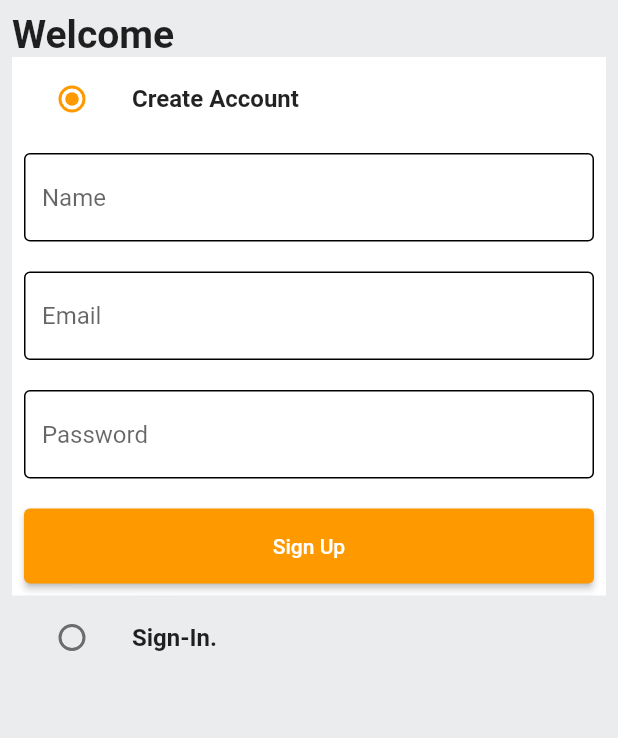
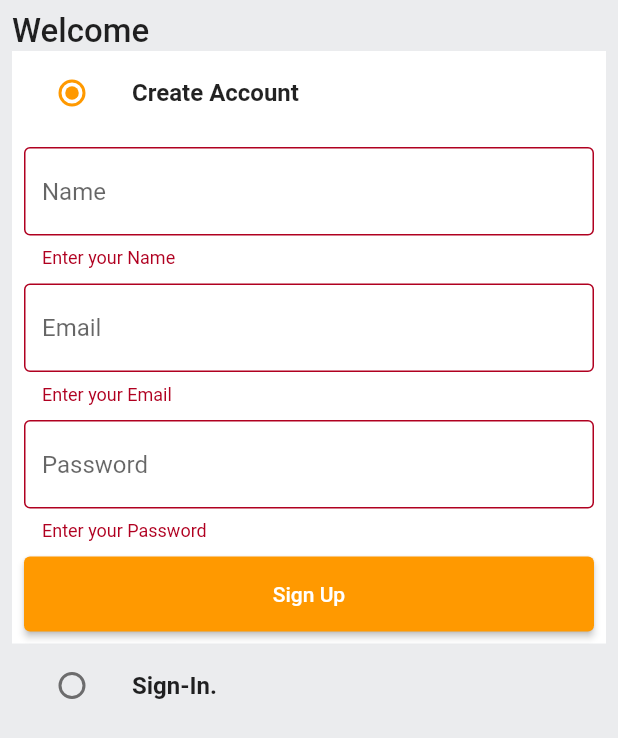
Before and after one commit to Aashutosh17/AmazonClone---Flutter, a Flutter app: the screen it shows after launch, after a tap on "Sign Up", on a phone screen of 412 x 824 dp. Shown: the top 738 px of the screen. Run offline on Flutter 3.47's test engine with Material 2 defaults, Android fonts, the phone set to English and light mode, and no system bars; our stand-ins replace shared_preferences.

Commit message:
Signing up user completed

```diff
--- a/amazonclone/lib/common/custom_textfield.dart
+++ b/amazonclone/lib/common/custom_textfield.dart
@@ -3,24 +3,34 @@ import 'package:flutter/material.dart';
 class CustomTextField extends StatelessWidget {
   final TextEditingController controller;
   final String hintText;
-  const CustomTextField({super.key,required this.controller, required this.hintText});
+  final int maxLines;
+  const CustomTextField({
+    Key? key,
+    required this.controller,
+    required this.hintText,
+    this.maxLines = 1,
+  }) : super(key: key);
 
   @override
   Widget build(BuildContext context) {
     return TextFormField(
       controller: controller,
-      decoration:  InputDecoration(
-        hintText:hintText ,
-        border: const OutlineInputBorder(
-          borderSide: BorderSide(
-            color: Colors.black)
-            ),
-        enabledBorder: const OutlineInputBorder(
-          borderSide: BorderSide(
-            color: Colors.black
-            )
-            ),
-      ),
+      decoration: InputDecoration(
+          hintText: hintText,
+          border: const OutlineInputBorder(
+              borderSide: BorderSide(
+            color: Colors.black38,
+          )),
+          enabledBorder: const OutlineInputBorder(
+              borderSide: BorderSide(
+            color: Colors.black38,
+          ))),
+      validator: (val) {
+        if (val == null || val.isEmpty) {
+          return 'Enter your $hintText';
+        }
+        return null;
+      },
     );
   }
 }
--- a/amazonclone/lib/features/auth/auth_screen.dart
+++ /dev/null
@@ -1,157 +0,0 @@
-import 'package:amazonclone/common/custom_button.dart';
-import 'package:amazonclone/common/custom_textfield.dart';
-import 'package:amazonclone/constants/global_variables.dart';
-import 'package:flutter/material.dart';
-
-enum Auth {
-  signin,
-  signup,
-}
-
-class AuthScreen extends StatefulWidget {
-  static const String routeName = '/auth-screen';
-  const AuthScreen({super.key});
-
-  @override
-  State<AuthScreen> createState() => _AuthScreenState();
-}
-
-class _AuthScreenState extends State<AuthScreen> {
-  Auth _auth = Auth.signup;
-  final _signUpFormKey = GlobalKey<FormState>();
-  final _signInFormKey = GlobalKey<FormState>();
-
-  final TextEditingController _emailcontroller = TextEditingController();
-  final TextEditingController _passwordcontroller = TextEditingController();
-  final TextEditingController _namecontroller = TextEditingController();
-
-  @override
-  void dispose() {
-    super.dispose();
-    _emailcontroller.dispose();
-    _passwordcontroller.dispose();
-    _namecontroller.dispose();
-  }
-
-  @override
-  Widget build(BuildContext context) {
-    return Scaffold(
-      backgroundColor: GlobalVariables.greyBackgroundCOlor,
-      body: SafeArea(
-          child: Padding(
-        padding: const EdgeInsets.all(8.0),
-        child: Column(
-          crossAxisAlignment: CrossAxisAlignment.start,
-          children: [
-            const Text(
-              'Welcome',
-              style: TextStyle(fontSize: 26, fontWeight: FontWeight.bold),
-            ),
-            ListTile(
-              tileColor: _auth == Auth.signup
-                  ? GlobalVariables.backgroundColor
-                  : GlobalVariables.greyBackgroundCOlor,
-              title: const Text(
-                'Create Account',
-                style: TextStyle(fontWeight: FontWeight.bold),
-              ),
-              leading: Radio(
-                activeColor: GlobalVariables.secondaryColor,
-                value: Auth.signup,
-                groupValue: _auth,
-                onChanged: (Auth? val) {
-                  setState(() {
-                    _auth = val!;
-                  });
-                },
-              ),
-            ),
-            if (_auth == Auth.signup)
-              Container(
-                padding: const EdgeInsets.all(8),
-                color: GlobalVariables.backgroundColor,
-                child: Form(
-                  key: _signUpFormKey,
-                  child: Column(
-                    children: [
-                      CustomTextField(
-                        controller: _namecontroller,
-                        hintText: 'Name',
-                      ),
-                      const SizedBox(
-                        height: 20,
-                      ),
-                      CustomTextField(
-                        controller: _emailcontroller,
-                        hintText: 'Email',
-                      ),
-                      const SizedBox(
-                        height: 20,
-                      ),
-                      CustomTextField(
-                        controller: _passwordcontroller,
-                        hintText: 'Password',
-                      ),
-                      const SizedBox(
-                        height: 20,
-                      ),
-                      CustomButton(text: 'Sign Up', onTap: () {})
-                    ],
-                  ),
-                ),
-              ),
-            ListTile(
-               tileColor: _auth == Auth.signin
-                  ? GlobalVariables.backgroundColor
-                  : GlobalVariables.greyBackgroundCOlor,
-              title: const Text(
-                'Sign-In.',
-                style: TextStyle(fontWeight: FontWeight.bold),
-              ),
-              leading: Radio(
-                activeColor: GlobalVariables.secondaryColor,
-                value: Auth.signin,
-                groupValue: _auth,
-                onChanged: (Auth? val) {
-                  setState(() {
-                    _auth = val!;
-                  });
-                },
-              ),
-            ),
-            if (_auth == Auth.signin)
-            Container(
-                padding: const EdgeInsets.all(8),
-                color: GlobalVariables.backgroundColor,
-                child: Form(
-                  key: _signUpFormKey,
-                  child: Column(
-                    children: [
-                      const SizedBox(
-                        height: 20,
-                      ),
-                      CustomTextField(
-                        controller: _emailcontroller,
-                        hintText: 'Email',
-                      ),
-                      const SizedBox(
-                        height: 20,
-                      ),
-                      CustomTextField(
-                        controller: _passwordcontroller,
-                        hintText: 'Password',
-                      ),
-                      const SizedBox(
-                        height: 20,
-                      ),
-                      CustomButton(text: 'Sign In', onTap: () {})
-                    ],
-                  ),
-                ),
-              ),
-          ],
-        ),
-      )),
-    );
-  }
-}
--- /dev/null
+++ b/amazonclone/lib/features/auth/screens/auth_screen.dart
@@ -0,0 +1,172 @@
+import 'package:amazonclone/common/custom_button.dart';
+import 'package:amazonclone/common/custom_textfield.dart';
+import 'package:amazonclone/constants/global_variables.dart';
+import 'package:flutter/material.dart';
+import '../services/auth_service.dart';
+
+enum Auth {
+  signin,
+  signup,
+}
+
+class AuthScreen extends StatefulWidget {
+  static const String routeName = '/auth-screen';
+  const AuthScreen({Key? key}) : super(key: key);
+
+  @override
+  State<AuthScreen> createState() => _AuthScreenState();
+}
+
+class _AuthScreenState extends State<AuthScreen> {
+  Auth _auth = Auth.signup;
+  final _signUpFormKey = GlobalKey<FormState>();
+  final _signInFormKey = GlobalKey<FormState>();
+  final AuthService authService = AuthService();
+  final TextEditingController _emailController = TextEditingController();
+  final TextEditingController _passwordController = TextEditingController();
+  final TextEditingController _nameController = TextEditingController();
+
+  @override
+  void dispose() {
+    super.dispose();
+    _emailController.dispose();
+    _passwordController.dispose();
+    _nameController.dispose();
+  }
+
+  void signUpUser() {
+    authService.signUpUser(
+      context: context,
+      email: _emailController.text,
+      password: _passwordController.text,
+      name: _nameController.text,
+    );
+  }
+
+  @override
+  Widget build(BuildContext context) {
+    return Scaffold(
+      backgroundColor: GlobalVariables.greyBackgroundCOlor,
+      body: SafeArea(
+        child: Padding(
+          padding: const EdgeInsets.all(8.0),
+          child: Column(
+            crossAxisAlignment: CrossAxisAlignment.start,
+            children: [
+              const Text(
+                'Welcome',
+                style: TextStyle(
+                  fontSize: 22,
+                  fontWeight: FontWeight.w500,
+                ),
+              ),
+              ListTile(
+                tileColor: _auth == Auth.signup
+                    ? GlobalVariables.backgroundColor
+                    : GlobalVariables.greyBackgroundCOlor,
+                title: const Text(
+                  'Create Account',
+                  style: TextStyle(
+                    fontWeight: FontWeight.bold,
+                  ),
+                ),
+                leading: Radio(
+                  activeColor: GlobalVariables.secondaryColor,
+                  value: Auth.signup,
+                  groupValue: _auth,
+                  onChanged: (Auth? val) {
+                    setState(() {
+                      _auth = val!;
+                    });
+                  },
+                ),
+              ),
+              if (_auth == Auth.signup)
+                Container(
+                  padding: const EdgeInsets.all(8),
+                  color: GlobalVariables.backgroundColor,
+                  child: Form(
+                    key: _signUpFormKey,
+                    child: Column(
+                      children: [
+                        CustomTextField(
+                          controller: _nameController,
+                          hintText: 'Name',
+                        ),
+                        const SizedBox(height: 10),
+                        CustomTextField(
+                          controller: _emailController,
+                          hintText: 'Email',
+                        ),
+                        const SizedBox(height: 10),
+                        CustomTextField(
+                          controller: _passwordController,
+                          hintText: 'Password',
+                        ),
+                        const SizedBox(height: 10),
+                        CustomButton(
+                          text: 'Sign Up',
+                          onTap: () {
+                            if (_signUpFormKey.currentState!.validate()) {
+                              signUpUser();
+                            }
+                          },
+                        )
+                      ],
+                    ),
+                  ),
+                ),
+              ListTile(
+                tileColor: _auth == Auth.signin
+                    ? GlobalVariables.backgroundColor
+                    : GlobalVariables.greyBackgroundCOlor,
+                title: const Text(
+                  'Sign-In.',
+                  style: TextStyle(
+                    fontWeight: FontWeight.bold,
+                  ),
+                ),
+                leading: Radio(
+                  activeColor: GlobalVariables.secondaryColor,
+                  value: Auth.signin,
+                  groupValue: _auth,
+                  onChanged: (Auth? val) {
+                    setState(() {
+                      _auth = val!;
+                    });
+                  },
+                ),
+              ),
+              if (_auth == Auth.signin)
+                Container(
+                  padding: const EdgeInsets.all(8),
+                  color: GlobalVariables.backgroundColor,
+                  child: Form(
+                    key: _signInFormKey,
+                    child: Column(
+                      children: [
+                        CustomTextField(
+                          controller: _emailController,
+                          hintText: 'Email',
+                        ),
+                        const SizedBox(height: 10),
+                        CustomTextField(
+                          controller: _passwordController,
+                          hintText: 'Password',
+                        ),
+                        const SizedBox(height: 10),
+                        CustomButton(
+                          text: 'Sign In',
+                          onTap: () {},
+                        )
+                      ],
+                    ),
+                  ),
+                ),
+            ],
+          ),
+        ),
+      ),
+    );
+  }
+}
--- a/amazonclone/lib/services/auth_service.dart
+++ b/amazonclone/lib/features/auth/services/auth_service.dart
@@ -1,9 +1,12 @@
+import 'dart:convert';
 import 'package:amazonclone/constants/error_handling.dart';
 import 'package:amazonclone/constants/global_variables.dart';
 import 'package:amazonclone/constants/utils.dart';
 import 'package:amazonclone/models/user.dart';
 import 'package:flutter/material.dart';
 import 'package:http/http.dart' as http;
+import 'package:provider/provider.dart';
+import 'package:shared_preferences/shared_preferences.dart';
 
 class AuthService {
   //sign up user
@@ -44,4 +47,6 @@ class AuthService {
       showSnackBar(context, e.toString());
     }
   }
+
+
 }
--- a/amazonclone/lib/main.dart
+++ b/amazonclone/lib/main.dart
@@ -1,5 +1,5 @@
 import 'package:amazonclone/constants/global_variables.dart';
-import 'package:amazonclone/features/auth/auth_screen.dart';
+import 'package:amazonclone/features/auth/screens/auth_screen.dart';
 import 'package:amazonclone/router.dart';
 import 'package:flutter/material.dart';
 
--- a/amazonclone/lib/router.dart
+++ b/amazonclone/lib/router.dart
@@ -1,4 +1,4 @@
-import 'package:amazonclone/features/auth/auth_screen.dart';
+import 'package:amazonclone/features/auth/screens/auth_screen.dart';
 import 'package:flutter/material.dart';
 
 Route<dynamic> generateRoute(RouteSettings routeSettings) {
```
Also changed, not shown: 2 other files.
